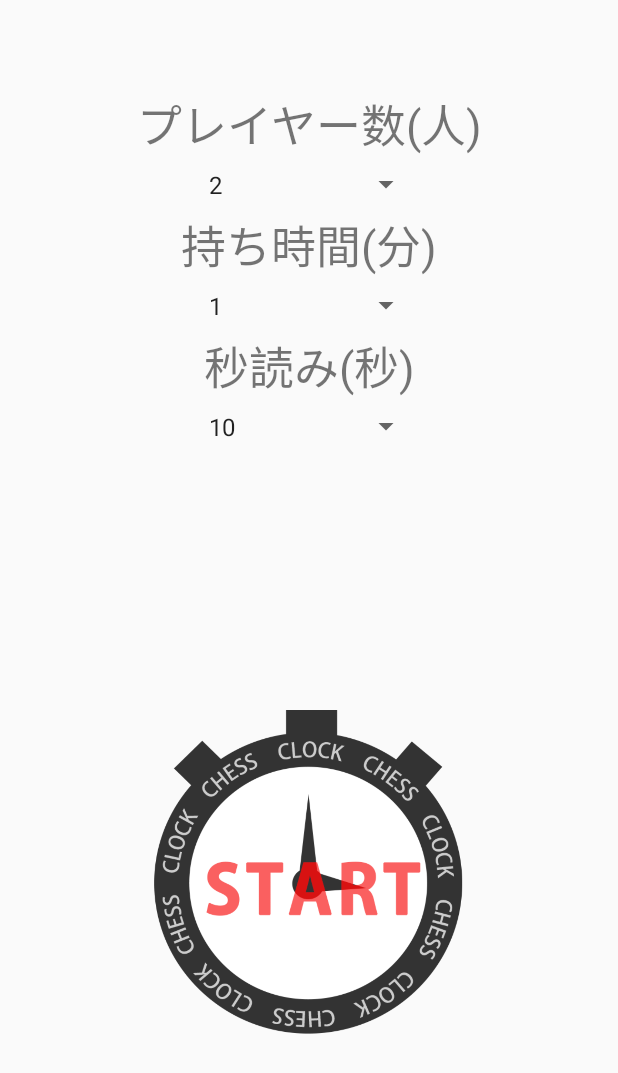
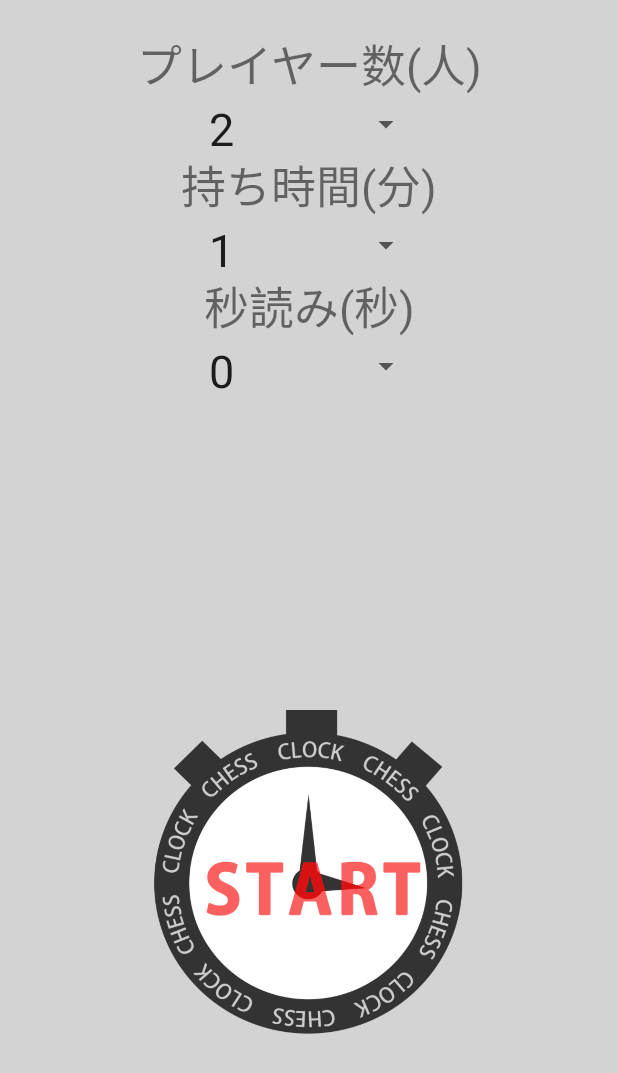
Before and after one commit to Raba227/AndroidStudio, an Android app: the screen it shows after launch (SelectActivity), on a phone screen of 412 x 824 dp. Shown: the top 1073 px of the screen. Run offline under Robolectric (Android 15) with nearby library versions, the phone set to English and light mode, and no system bars.

Commit message:
design changed

```diff
--- a/ChessClock/app/src/main/java/com/example/chessclock/SelectActivity.java
+++ b/ChessClock/app/src/main/java/com/example/chessclock/SelectActivity.java
@@ -22,12 +22,12 @@ public class SelectActivity extends AppCompatActivity {
         setContentView(R.layout.activity_select);
 
         // spinnerにアイテムセット
-        ArrayAdapter<CharSequence> adapter1 = ArrayAdapter.createFromResource(this, R.array.player_number, android.R.layout.simple_spinner_item);
-        adapter1.setDropDownViewResource(android.R.layout.simple_spinner_dropdown_item);
-        ArrayAdapter<CharSequence> adapter2 = ArrayAdapter.createFromResource(this, R.array.time, android.R.layout.simple_spinner_item);
-        adapter2.setDropDownViewResource(android.R.layout.simple_spinner_dropdown_item);
-        ArrayAdapter<CharSequence> adapter3 = ArrayAdapter.createFromResource(this, R.array.sec, android.R.layout.simple_spinner_item);
-        adapter3.setDropDownViewResource(android.R.layout.simple_spinner_dropdown_item);
+        ArrayAdapter<CharSequence> adapter1 = ArrayAdapter.createFromResource(this, R.array.player_number, R.layout.spinner_item);
+        adapter1.setDropDownViewResource(R.layout.spinner_dropdown_item);
+        ArrayAdapter<CharSequence> adapter2 = ArrayAdapter.createFromResource(this, R.array.time, R.layout.spinner_item);
+        adapter2.setDropDownViewResource(R.layout.spinner_dropdown_item);
+        ArrayAdapter<CharSequence> adapter3 = ArrayAdapter.createFromResource(this, R.array.sec, R.layout.spinner_item);
+        adapter3.setDropDownViewResource(R.layout.spinner_dropdown_item);
 
 
         player_spinner = findViewById(R.id.player_number);
--- a/ChessClock/app/src/main/res/layout/activity_select.xml
+++ b/ChessClock/app/src/main/res/layout/activity_select.xml
@@ -4,6 +4,7 @@
     xmlns:tools="http://schemas.android.com/tools"
     android:layout_width="match_parent"
     android:layout_height="match_parent"
+    android:background="#D3D3D3"
     tools:context=".SelectActivity">
 
     <Button
@@ -33,7 +34,7 @@
         android:layout_width="wrap_content"
         android:layout_height="wrap_content"
         android:layout_marginStart="8dp"
-        android:layout_marginTop="60dp"
+        android:layout_marginTop="20dp"
         android:layout_marginEnd="8dp"
         android:text="@string/player"
         android:textSize="30sp"
--- /dev/null
+++ b/ChessClock/app/src/main/res/layout/spinner_item.xml
@@ -0,0 +1,8 @@
+<?xml version="1.0" encoding="utf-8"?>
+<TextView xmlns:android="http://schemas.android.com/apk/res/android"
+    style="?android:attr/spinnerItemStyle"
+    android:singleLine="true"
+    android:layout_width="match_parent"
+    android:layout_height="wrap_content"
+    android:textSize="@dimen/sp_m"
+    android:ellipsize="marquee" />
--- a/ChessClock/app/src/main/res/values/strings.xml
+++ b/ChessClock/app/src/main/res/values/strings.xml
@@ -21,8 +21,12 @@
         <item>10</item>
         <item>15</item>
         <item>20</item>
+        <item>25</item>
+        <item>30</item>
+        <item>45</item>
     </string-array>
     <string-array name="sec">
+        <item>0</item>
         <item>10</item>
         <item>20</item>
         <item>30</item>
```
Also changed, not shown: ChessClock/app/src/main/java/com/example/chessclock/MainActivity.java (+5 -3 lines), ChessClock/app/src/main/res/layout/spinner_dropdown_item.xml (added, +7 -0 lines), ChessClock/app/src/main/res/values/dimens.xml (added, +18 -0 lines), ChessClock/app/src/main/res/drawable/background.png (deleted), 2 other files.
